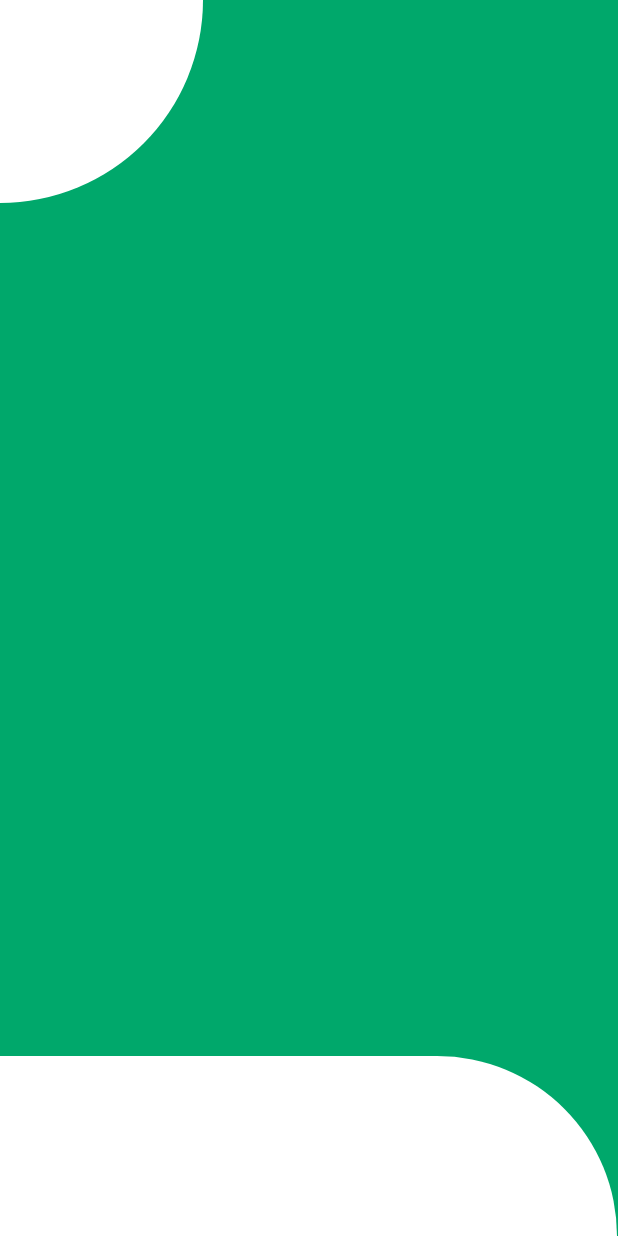
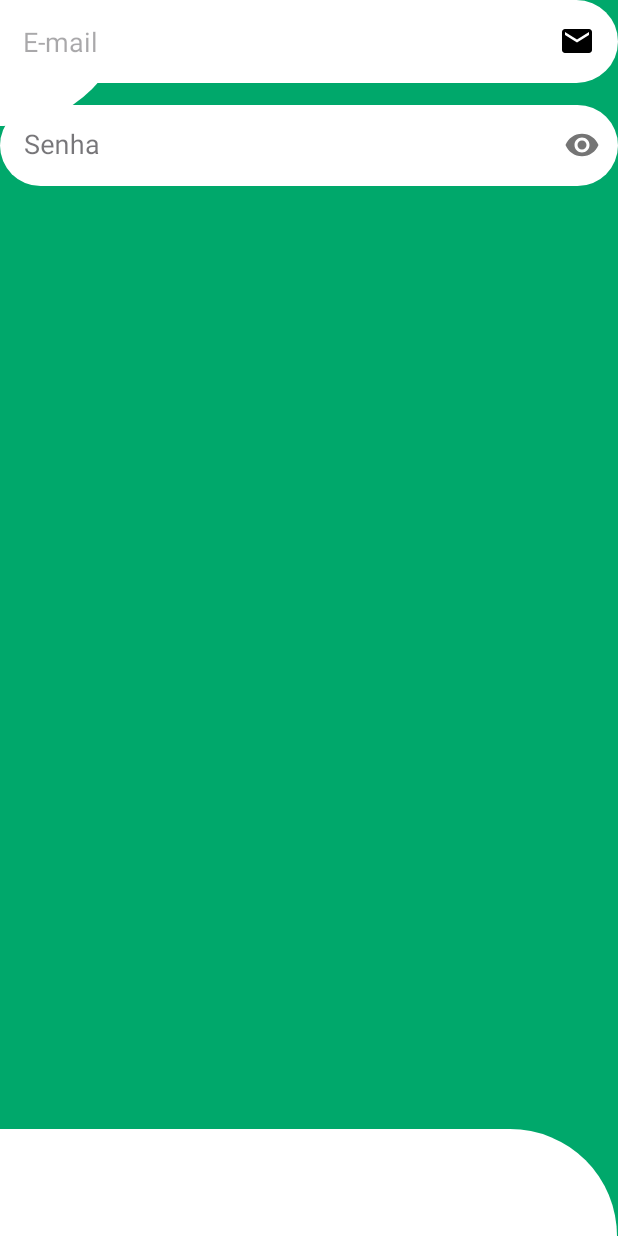
Before and after one commit to vinicius-yudi/ProjetoAndroid, an Android app: the TelaCadastro screen opened directly, with no data from a screen before it, on a phone screen of 412 x 824 dp. Run offline under Robolectric (Android 15) with nearby library versions, the phone set to English and light mode, and no system bars.

Commit message:
iniciando tela cadastro

```diff
--- a/app/src/main/res/layout/activity_tela_cadastro.xml
+++ b/app/src/main/res/layout/activity_tela_cadastro.xml
@@ -17,18 +17,17 @@
   <View
       android:id="@+id/containerDown"
       android:layout_width="411dp"
-      android:layout_height="120dp"
+      android:layout_height="71dp"
       android:background="@drawable/background_view_down"
       app:layout_constraintBottom_toBottomOf="parent"
       app:layout_constraintEnd_toEndOf="parent"
       app:layout_constraintHorizontal_bias="0.0"
       app:layout_constraintStart_toStartOf="parent" />
 
-
   <View
       android:id="@+id/view2"
-      android:layout_width="135dp"
-      android:layout_height="135dp"
+      android:layout_width="86dp"
+      android:layout_height="84dp"
       android:background="@drawable/background_view_top"
       app:layout_constraintBottom_toBottomOf="parent"
       app:layout_constraintEnd_toEndOf="parent"
@@ -38,5 +37,72 @@
       app:layout_constraintVertical_bias="0.0" />
 
 
+  <com.google.android.material.textfield.TextInputLayout
+      android:id="@+id/txtInputLayoutEmail"
+      style="@style/Widget.MaterialComponents.TextInputLayout.OutlinedBox"
+      android:layout_width="match_parent"
+      android:layout_height="wrap_content"
+      android:layout_marginStart="20dp"
+      android:layout_marginEnd="20dp"
+      app:boxStrokeColor="@color/dark_cyan_green"
+      app:errorEnabled="true"
+      app:errorTextColor="@color/red"
+      app:hintAnimationEnabled="true"
+      app:hintTextColor="@color/black"
+      app:layout_constraintEnd_toEndOf="parent"
+      app:layout_constraintHorizontal_bias="0.0"
+      app:layout_constraintStart_toStartOf="parent"
+      tools:layout_editor_absoluteY="165dp"
+      tools:ignore="MissingConstraints" />
+
+    <com.google.android.material.textfield.TextInputEditText
+        android:id="@+id/editEmail"
+        android:layout_width="match_parent"
+        android:layout_height="wrap_content"
+        android:background="@drawable/background_edittext"
+        android:drawableEnd="@drawable/ic_email"
+        android:hint="@string/hint_email"
+        android:inputType="textEmailAddress"
+        android:maxLength="25"
+        android:maxLines="1"
+        android:padding="15dp"
+        android:textSize="18sp"
+        tools:layout_editor_absoluteX="28dp"
+        tools:layout_editor_absoluteY="143dp"
+        tools:ignore="MissingConstraints" />
+
+  <com.google.android.material.textfield.TextInputLayout
+      android:id="@+id/txtInputLayoutSenha"
+      style="@style/Widget.MaterialComponents.TextInputLayout.OutlinedBox"
+      android:layout_width="412dp"
+      android:layout_height="59dp"
+      android:layout_marginStart="20dp"
+      android:layout_marginTop="48dp"
+      app:boxStrokeColor="@color/dark_cyan_green"
+      app:errorEnabled="true"
+      app:errorTextColor="@color/red"
+      app:hintAnimationEnabled="true"
+      app:hintTextColor="@color/black"
+      app:layout_constraintEnd_toEndOf="parent"
+      app:layout_constraintHorizontal_bias="1.0"
+      app:layout_constraintStart_toStartOf="parent"
+      app:layout_constraintTop_toBottomOf="@id/txtInputLayoutEmail"
+      app:passwordToggleEnabled="true"
+      tools:ignore="ExtraText">
+
+    <com.google.android.material.textfield.TextInputEditText
+        android:id="@+id/editSenha"
+        android:layout_width="match_parent"
+        android:layout_height="wrap_content"
+        android:background="@drawable/background_edittext"
+        android:hint="@string/hint_senha"
+        android:inputType="textPassword"
+        android:maxLength="25"
+        android:maxLines="1"
+        android:padding="15dp"
+        android:textSize="18sp" />
+  </com.google.android.material.textfield.TextInputLayout>
+
+
 </androidx.constraintlayout.widget.ConstraintLayout>
 </ScrollView>
```
